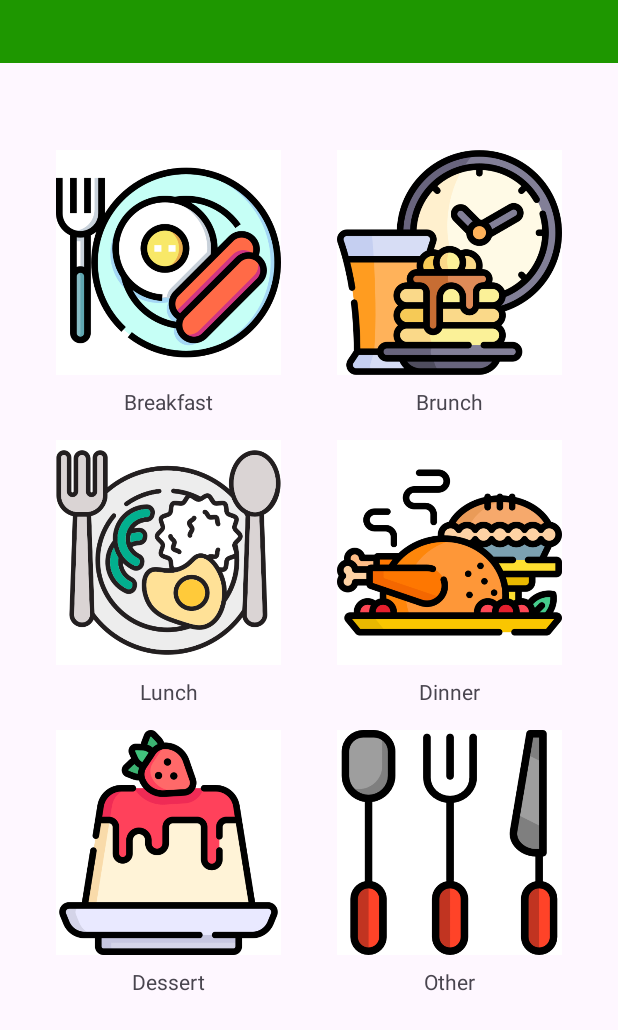
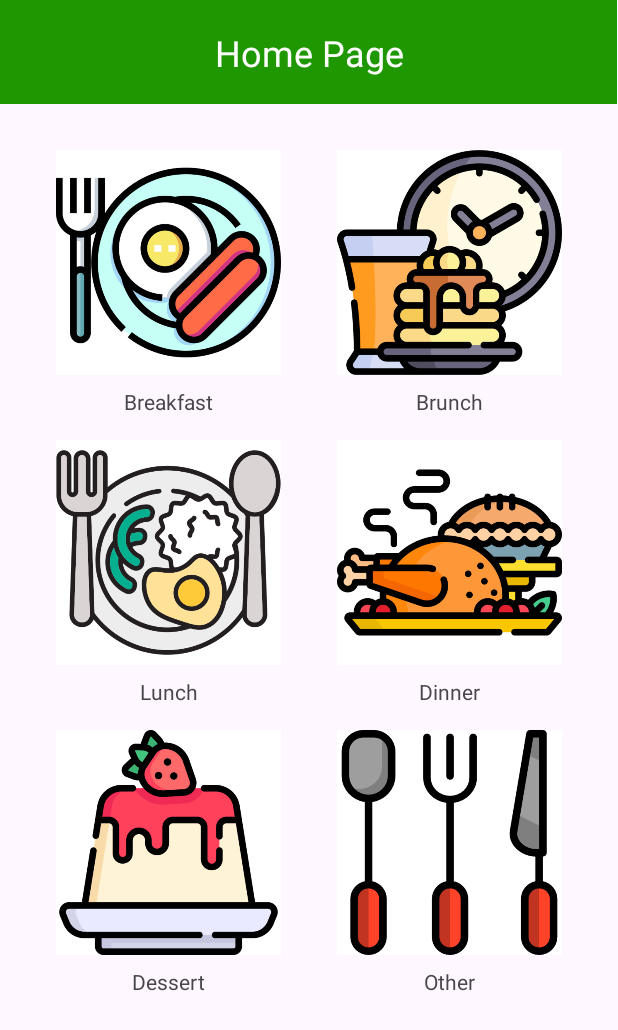
Before and after one commit to Birkbeck/mobile-computing-project-herges01, an Android app: the screen it shows after launch (MainActivity), on a phone screen of 412 x 824 dp. Shown: the top 1030 px of the screen. Run offline under Robolectric (Android 15) with nearby library versions, the phone set to English and light mode, and no system bars.

Commit message:
Recipe addition page added and other adjustments

```diff
--- a/src/main/AndroidManifest.xml
+++ b/src/main/AndroidManifest.xml
@@ -12,6 +12,9 @@
         android:supportsRtl="true"
         android:theme="@style/Theme.MyApplication"
         tools:targetApi="31">
+        <activity
+            android:name=".RecipeAdditionPage"
+            android:exported="false" />
         <activity
             android:name=".RecipePageActivity"
             android:exported="true" />
--- a/src/main/res/layout/activity_main.xml
+++ b/src/main/res/layout/activity_main.xml
@@ -12,15 +12,15 @@
         android:id="@+id/imageButton1"
         android:layout_width="150dp"
         android:layout_height="150dp"
+        android:layout_marginTop="100dp"
         android:background="@color/white"
         android:contentDescription="@string/avatar"
         android:scaleType="fitCenter"
         android:src="@drawable/breakfast"
-        app:layout_constraintTop_toTopOf="parent"
-        app:layout_constraintStart_toStartOf="parent"
         app:layout_constraintEnd_toStartOf="@id/imageButton2"
         app:layout_constraintHorizontal_chainStyle="spread"
-        android:layout_marginTop="100dp" />
+        app:layout_constraintStart_toStartOf="parent"
+        app:layout_constraintTop_toTopOf="parent" />
 
     <ImageButton
         android:id="@+id/imageButton2"
@@ -30,43 +30,43 @@
         android:contentDescription="@string/avatar"
         android:scaleType="fitCenter"
         android:src="@drawable/brunch"
-        app:layout_constraintTop_toTopOf="@id/imageButton1"
+        app:layout_constraintEnd_toEndOf="parent"
         app:layout_constraintStart_toEndOf="@id/imageButton1"
-        app:layout_constraintEnd_toEndOf="parent" />
+        app:layout_constraintTop_toTopOf="@id/imageButton1" />
 
     <TextView
         android:id="@+id/menuText1"
         android:layout_width="wrap_content"
         android:layout_height="wrap_content"
+        android:layout_marginTop="8dp"
         android:text="@string/menuText1"
-        app:layout_constraintTop_toBottomOf="@id/imageButton1"
+        app:layout_constraintEnd_toEndOf="@id/imageButton1"
         app:layout_constraintStart_toStartOf="@id/imageButton1"
-        app:layout_constraintEnd_toEndOf="@id/imageButton1"
-        android:layout_marginTop="8dp" />
+        app:layout_constraintTop_toBottomOf="@id/imageButton1" />
 
     <TextView
         android:id="@+id/menuText2"
         android:layout_width="wrap_content"
         android:layout_height="wrap_content"
+        android:layout_marginTop="8dp"
         android:text="@string/menuText2"
-        app:layout_constraintTop_toBottomOf="@id/imageButton2"
+        app:layout_constraintEnd_toEndOf="@id/imageButton2"
         app:layout_constraintStart_toStartOf="@id/imageButton2"
-        app:layout_constraintEnd_toEndOf="@id/imageButton2"
-        android:layout_marginTop="8dp" />
+        app:layout_constraintTop_toBottomOf="@id/imageButton2" />
 
 
     <ImageButton
         android:id="@+id/imageButton3"
         android:layout_width="150dp"
         android:layout_height="150dp"
+        android:layout_marginTop="16dp"
         android:background="@color/white"
         android:contentDescription="@string/avatar"
         android:scaleType="fitCenter"
         android:src="@drawable/lunch"
-        app:layout_constraintTop_toBottomOf="@id/menuText1"
+        app:layout_constraintEnd_toStartOf="@id/imageButton4"
         app:layout_constraintStart_toStartOf="parent"
-        app:layout_constraintEnd_toStartOf="@id/imageButton4"
-        android:layout_marginTop="16dp" />
+        app:layout_constraintTop_toBottomOf="@id/menuText1" />
 
     <ImageButton
         android:id="@+id/imageButton4"
@@ -76,43 +76,43 @@
         android:contentDescription="@string/avatar"
         android:scaleType="fitCenter"
         android:src="@drawable/dinner"
-        app:layout_constraintTop_toTopOf="@id/imageButton3"
+        app:layout_constraintEnd_toEndOf="parent"
         app:layout_constraintStart_toEndOf="@id/imageButton3"
-        app:layout_constraintEnd_toEndOf="parent" />
+        app:layout_constraintTop_toTopOf="@id/imageButton3" />
 
     <TextView
         android:id="@+id/menuText3"
         android:layout_width="wrap_content"
         android:layout_height="wrap_content"
+        android:layout_marginTop="8dp"
         android:text="@string/menuText3"
-        app:layout_constraintTop_toBottomOf="@id/imageButton3"
+        app:layout_constraintEnd_toEndOf="@id/imageButton3"
         app:layout_constraintStart_toStartOf="@id/imageButton3"
-        app:layout_constraintEnd_toEndOf="@id/imageButton3"
-        android:layout_marginTop="8dp" />
+        app:layout_constraintTop_toBottomOf="@id/imageButton3" />
 
     <TextView
         android:id="@+id/menuText4"
         android:layout_width="wrap_content"
         android:layout_height="wrap_content"
+        android:layout_marginTop="8dp"
         android:text="@string/menuText4"
-        app:layout_constraintTop_toBottomOf="@id/imageButton4"
+        app:layout_constraintEnd_toEndOf="@id/imageButton4"
         app:layout_constraintStart_toStartOf="@id/imageButton4"
-        app:layout_constraintEnd_toEndOf="@id/imageButton4"
-        android:layout_marginTop="8dp" />
+        app:layout_constraintTop_toBottomOf="@id/imageButton4" />
 
 
     <ImageButton
         android:id="@+id/imageButton5"
         android:layout_width="150dp"
         android:layout_height="150dp"
+        android:layout_marginTop="16dp"
         android:background="@color/white"
         android:contentDescription="@string/avatar"
         android:scaleType="fitCenter"
         android:src="@drawable/dessert"
-        app:layout_constraintTop_toBottomOf="@id/menuText3"
+        app:layout_constraintEnd_toStartOf="@id/imageButton6"
         app:layout_constraintStart_toStartOf="parent"
-        app:layout_constraintEnd_toStartOf="@id/imageButton6"
-        android:layout_marginTop="16dp" />
+        app:layout_constraintTop_toBottomOf="@id/menuText3" />
 
     <ImageButton
         android:id="@+id/imageButton6"
@@ -122,39 +122,52 @@
         android:contentDescription="@string/avatar"
         android:scaleType="fitCenter"
         android:src="@drawable/other"
-        app:layout_constraintTop_toTopOf="@id/imageButton5"
+        app:layout_constraintEnd_toEndOf="parent"
         app:layout_constraintStart_toEndOf="@id/imageButton5"
-        app:layout_constraintEnd_toEndOf="parent" />
+        app:layout_constraintTop_toTopOf="@id/imageButton5" />
 
     <TextView
         android:id="@+id/menuText6"
         android:layout_width="wrap_content"
         android:layout_height="wrap_content"
+        android:layout_marginTop="8dp"
         android:text="@string/menuText5"
-        app:layout_constraintTop_toBottomOf="@id/imageButton5"
+        app:layout_constraintEnd_toEndOf="@id/imageButton5"
         app:layout_constraintStart_toStartOf="@id/imageButton5"
-        app:layout_constraintEnd_toEndOf="@id/imageButton5"
-        android:layout_marginTop="8dp" />
+        app:layout_constraintTop_toBottomOf="@id/imageButton5" />
 
     <TextView
         android:id="@+id/menuText5"
         android:layout_width="wrap_content"
         android:layout_height="wrap_content"
+        android:layout_marginTop="8dp"
         android:text="@string/menuText6"
-        app:layout_constraintTop_toBottomOf="@id/imageButton6"
+        app:layout_constraintEnd_toEndOf="@id/imageButton6"
         app:layout_constraintStart_toStartOf="@id/imageButton6"
-        app:layout_constraintEnd_toEndOf="@id/imageButton6"
-        android:layout_marginTop="8dp" />
+        app:layout_constraintTop_toBottomOf="@id/imageButton6" />
 
     <androidx.appcompat.widget.Toolbar
         android:id="@+id/toolbar"
-        android:layout_width="417dp"
-        android:layout_height="42dp"
+        android:layout_width="411dp"
+        android:layout_height="69dp"
         android:background="@color/green"
         android:minHeight="?attr/actionBarSize"
         android:theme="?attr/actionBarTheme"
         app:layout_constraintEnd_toEndOf="parent"
+        app:layout_constraintHorizontal_bias="0.0"
         app:layout_constraintStart_toStartOf="parent"
         app:layout_constraintTop_toTopOf="parent" />
 
+    <TextView
+        android:id="@+id/textView6"
+        android:layout_width="wrap_content"
+        android:layout_height="wrap_content"
+        android:text="@string/home_page"
+        android:textColor="@color/white"
+        android:textSize="24sp"
+        app:layout_constraintBottom_toBottomOf="@+id/toolbar"
+        app:layout_constraintEnd_toEndOf="parent"
+        app:layout_constraintStart_toStartOf="@+id/toolbar"
+        app:layout_constraintTop_toTopOf="parent" />
+
 </androidx.constraintlayout.widget.ConstraintLayout>
--- a/src/main/res/layout/activity_recipe_list.xml
+++ b/src/main/res/layout/activity_recipe_list.xml
@@ -19,8 +19,8 @@
 
     <com.google.android.material.floatingactionbutton.ExtendedFloatingActionButton
         android:id="@+id/floatingActionButton"
-        android:layout_width="122dp"
-        android:layout_height="45dp"
+        android:layout_width="120dp"
+        android:layout_height="55dp"
         android:layout_marginEnd="16dp"
         android:layout_marginBottom="16dp"
         android:clickable="true"
@@ -33,7 +33,7 @@
         android:id="@+id/toolbar2"
         android:layout_width="409dp"
         android:layout_height="76dp"
-        android:background="?attr/colorPrimary"
+        android:background="@color/green"
         android:minHeight="?attr/actionBarSize"
         android:theme="?attr/actionBarTheme"
         app:layout_constraintBottom_toTopOf="@+id/list_item"
```
Also changed, not shown: src/main/java/co/uk/bbk/myapplication/RecipeAdditionPage.kt (added, +59 -0 lines), src/main/java/co/uk/bbk/myapplication/RecipeListActivity.kt (+8 -0 lines), src/main/res/layout/activity_recipe_addition_page.xml (added, +94 -0 lines), src/main/res/layout/activity_recipe_page.xml (+14 -3 lines), src/main/res/values/strings.xml (+6 -2 lines), 110 other files.
